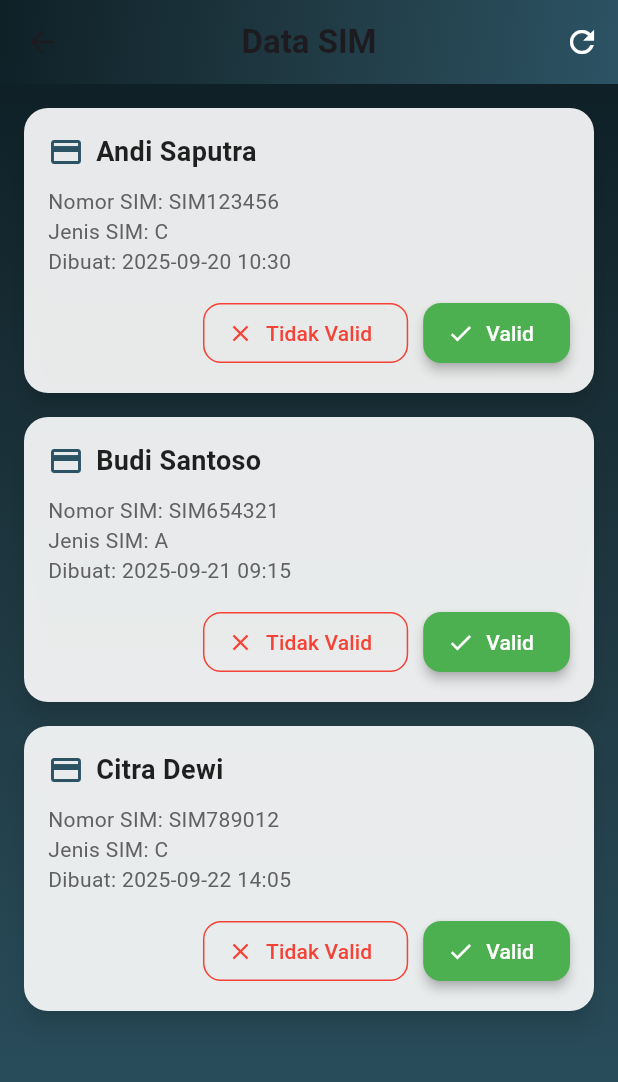
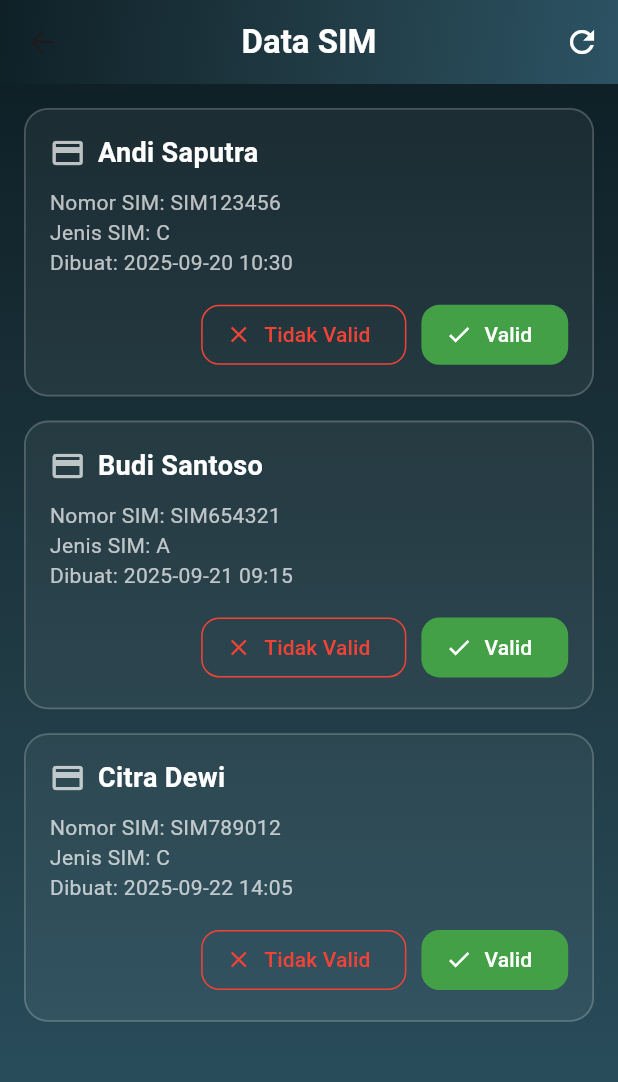
Before and after one commit to ArvaRasendriya/SistemParkirSekolah, a Flutter app: the AdminSimPage screen opened directly, on a phone screen of 412 x 824 dp. Shown: the top 1082 px of the screen. Run offline on Flutter 3.47's test engine with Material 3 defaults, Android fonts, the phone set to English and light mode, and no system bars; our stand-ins replace audioplayers, google_fonts, image_picker, qr_flutter, supabase_flutter; missing offline and left inert: mobile_scanner; accounts and stored records are empty.

Commit message:
tampilan sim

```diff
--- a/lib/pages/admin_sim_page.dart
+++ b/lib/pages/admin_sim_page.dart
@@ -52,11 +52,11 @@ class _AdminSimPageState extends State<AdminSimPage> {
       appBar: AppBar(
         title: const Text(
           'Data SIM',
-          style: TextStyle(fontWeight: FontWeight.bold),
+          style: TextStyle(fontWeight: FontWeight.bold, color: Colors.white),
         ),
         centerTitle: true,
+        elevation: 0,
         backgroundColor: Colors.transparent,
-        elevation: 0,
         flexibleSpace: Container(
           decoration: const BoxDecoration(
             gradient: LinearGradient(
@@ -107,34 +107,32 @@ class _AdminSimPageState extends State<AdminSimPage> {
                   final sim = simData[index];
                   return TweenAnimationBuilder(
                     duration: Duration(milliseconds: 600 + (index * 200)),
-                    curve: Curves.easeOut,
+                    curve: Curves.easeOutBack,
                     tween: Tween<double>(begin: 0, end: 1),
                     builder: (context, value, child) {
-                      return Opacity(
-                        opacity: value,
-                        child: Transform.translate(
-                          offset: Offset(0, (1 - value) * 40),
-                          child: child,
-                        ),
+                      return Transform.scale(
+                        scale: value,
+                        child: Opacity(opacity: value, child: child),
                       );
                     },
-                    child: Card(
-                      color: Colors.white.withOpacity(0.9),
+                    child: Container(
                       margin: const EdgeInsets.only(bottom: 16),
-                      elevation: 6,
-                      shadowColor: Colors.black54,
-                      shape: RoundedRectangleBorder(
+                      padding: const EdgeInsets.all(16),
+                      decoration: BoxDecoration(
+                        color: Colors.white.withOpacity(0.05),
                         borderRadius: BorderRadius.circular(16),
+                        border: Border.all(
+                          color: Colors.white.withOpacity(0.2),
+                          width: 1.2,
                         ),
-                      child: Padding(
-                        padding: const EdgeInsets.all(16),
+                      ),
                       child: Column(
                         crossAxisAlignment: CrossAxisAlignment.start,
                         children: [
                           Row(
                             children: [
                               const Icon(Icons.credit_card,
-                                    color: Color(0xFF2C5364)),
+                                  color: Colors.white70),
                               const SizedBox(width: 8),
                               Expanded(
                                 child: Text(
@@ -142,7 +140,7 @@ class _AdminSimPageState extends State<AdminSimPage> {
                                   style: const TextStyle(
                                     fontSize: 18,
                                     fontWeight: FontWeight.bold,
-                                      color: Colors.black87,
+                                    color: Colors.white,
                                   ),
                                 ),
                               ),
@@ -151,15 +149,15 @@ class _AdminSimPageState extends State<AdminSimPage> {
                           const SizedBox(height: 10),
                           Text(
                             'Nomor SIM: ${sim["nomor"]}',
-                              style: TextStyle(color: Colors.grey[700]),
+                            style: const TextStyle(color: Colors.white70),
                           ),
                           Text(
                             'Jenis SIM: ${sim["jenis"]}',
-                              style: TextStyle(color: Colors.grey[700]),
+                            style: const TextStyle(color: Colors.white70),
                           ),
                           Text(
                             'Dibuat: ${sim["created_at"]}',
-                              style: TextStyle(color: Colors.grey[700]),
+                            style: const TextStyle(color: Colors.white70),
                           ),
                           const SizedBox(height: 14),
                           Row(
@@ -173,8 +171,7 @@ class _AdminSimPageState extends State<AdminSimPage> {
                                   ),
                                 ),
                                 onPressed: () => _rejectSim(sim["id"]),
-                                  icon: const Icon(Icons.close,
-                                      color: Colors.red),
+                                icon: const Icon(Icons.close, color: Colors.red),
                                 label: const Text(
                                   'Tidak Valid',
                                   style: TextStyle(color: Colors.red),
@@ -186,18 +183,17 @@ class _AdminSimPageState extends State<AdminSimPage> {
                                 icon: const Icon(Icons.check),
                                 label: const Text('Valid'),
                                 style: ElevatedButton.styleFrom(
-                                    backgroundColor: Colors.green,
+                                  backgroundColor: Colors.green.shade600,
                                   foregroundColor: Colors.white,
                                   shape: RoundedRectangleBorder(
                                     borderRadius: BorderRadius.circular(12),
                                   ),
-                                    elevation: 3,
+                                  elevation: 0,
                                 ),
                               ),
                             ],
                           )
                         ],
-                        ),
                       ),
                     ),
                   );
```
Lines whose indentation alone changed are shown as unchanged.
